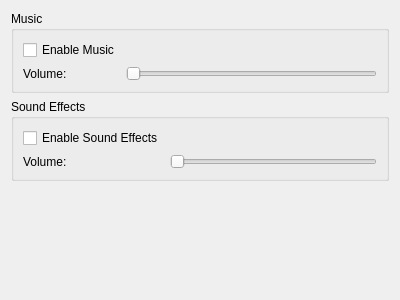
First picture: the form in src/preferences/audiopage.ui, repository nschimme/MMapper, before the edit.
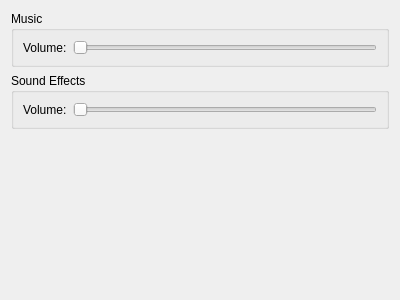
Second picture: the form after the edit.

```diff
--- a/src/preferences/audiopage.ui
+++ b/src/preferences/audiopage.ui
@@ -17,13 +17,6 @@
       <string>Music</string>
      </property>
      <layout class="QGridLayout" name="gridLayoutMusic">
-      <item row="0" column="0">
-       <widget class="QCheckBox" name="musicEnabledCheckBox">
-        <property name="text">
-         <string>Enable Music</string>
-        </property>
-       </widget>
-      </item>
       <item row="1" column="0">
        <widget class="QLabel" name="musicVolumeLabel">
         <property name="text">
@@ -50,13 +43,6 @@
       <string>Sound Effects</string>
      </property>
      <layout class="QGridLayout" name="gridLayoutSounds">
-      <item row="0" column="0">
-       <widget class="QCheckBox" name="soundsEnabledCheckBox">
-        <property name="text">
-         <string>Enable Sound Effects</string>
-        </property>
-       </widget>
-      </item>
       <item row="1" column="0">
        <widget class="QLabel" name="soundsVolumeLabel">
         <property name="text">
```
